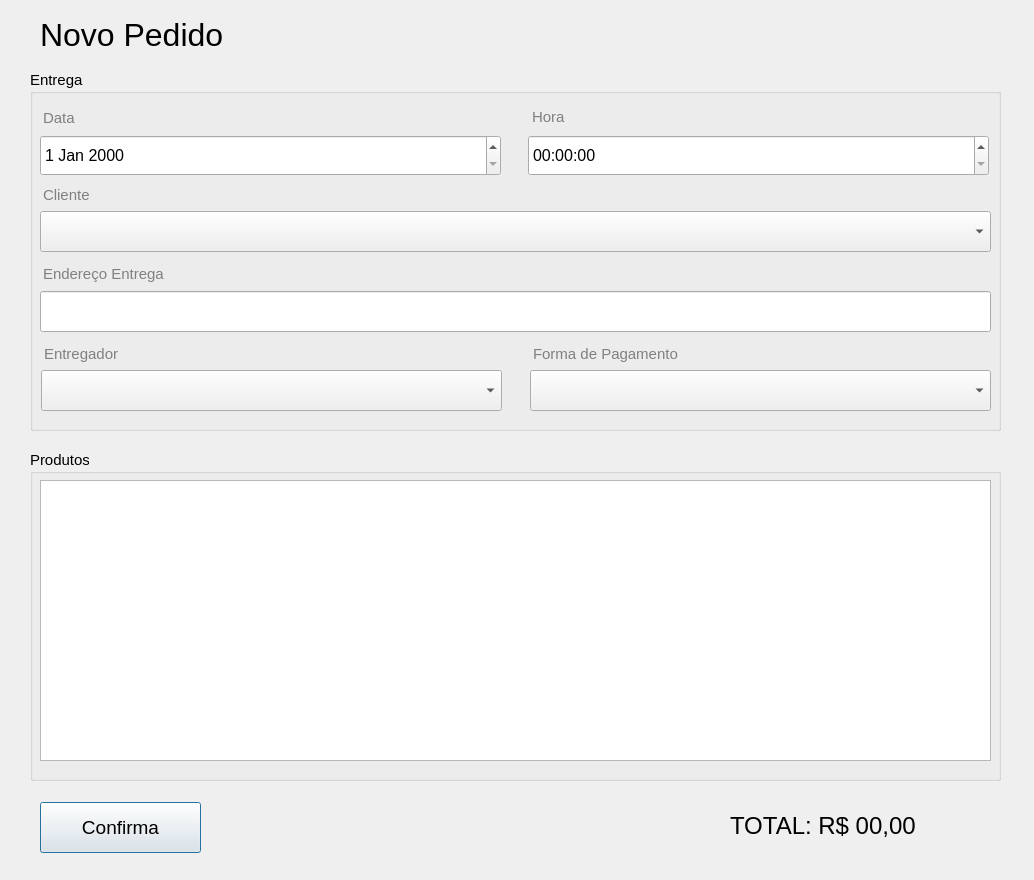
Before: the Qt Designer form novo_pedido.ui in DanPS-SM/app_delivery_2, drawn with Qt 5.
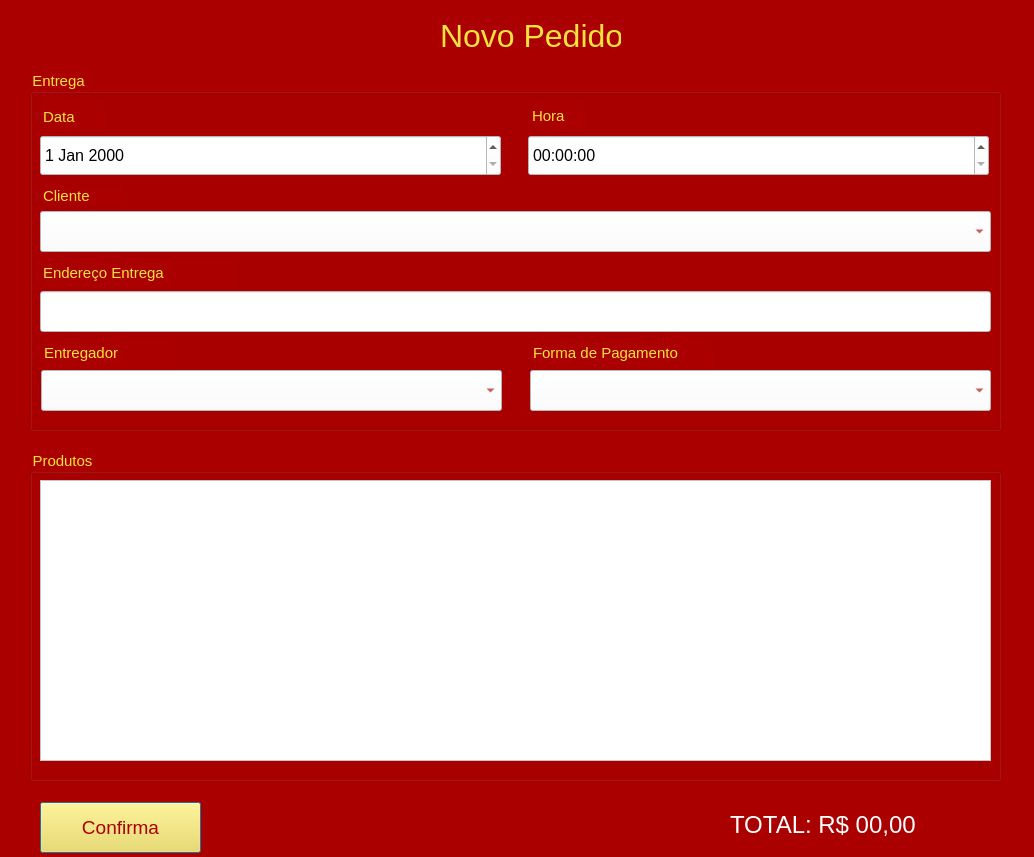
After: the same form once the commit is applied.

What changed in the file:
```diff
--- a/novo_pedido.ui
+++ b/novo_pedido.ui
@@ -7,12 +7,15 @@
     <x>0</x>
     <y>0</y>
     <width>1034</width>
-    <height>880</height>
+    <height>857</height>
    </rect>
   </property>
   <property name="windowTitle">
    <string>Dialog</string>
   </property>
+  <property name="styleSheet">
+   <string notr="true">background-color: rgb(170, 0, 0);</string>
+  </property>
   <widget class="QPushButton" name="pushButton">
    <property name="geometry">
     <rect>
@@ -22,11 +25,132 @@
      <height>51</height>
     </rect>
    </property>
+   <property name="palette">
+    <palette>
+     <active>
+      <colorrole role="Button">
+       <brush brushstyle="SolidPattern">
+        <color alpha="255">
+         <red>255</red>
+         <green>226</green>
+         <blue>62</blue>
+        </color>
+       </brush>
+      </colorrole>
+      <colorrole role="ButtonText">
+       <brush brushstyle="SolidPattern">
+        <color alpha="255">
+         <red>170</red>
+         <green>0</green>
+         <blue>0</blue>
+        </color>
+       </brush>
+      </colorrole>
+      <colorrole role="Base">
+       <brush brushstyle="SolidPattern">
+        <color alpha="255">
+         <red>255</red>
+         <green>226</green>
+         <blue>62</blue>
+        </color>
+       </brush>
+      </colorrole>
+      <colorrole role="Window">
+       <brush brushstyle="SolidPattern">
+        <color alpha="255">
+         <red>255</red>
+         <green>226</green>
+         <blue>62</blue>
+        </color>
+       </brush>
+      </colorrole>
+     </active>
+     <inactive>
+      <colorrole role="Button">
+       <brush brushstyle="SolidPattern">
+        <color alpha="255">
+         <red>255</red>
+         <green>226</green>
+         <blue>62</blue>
+        </color>
+       </brush>
+      </colorrole>
+      <colorrole role="ButtonText">
+       <brush brushstyle="SolidPattern">
+        <color alpha="255">
+         <red>170</red>
+         <green>0</green>
+         <blue>0</blue>
+        </color>
+       </brush>
+      </colorrole>
+      <colorrole role="Base">
+       <brush brushstyle="SolidPattern">
+        <color alpha="255">
+         <red>255</red>
+         <green>226</green>
+         <blue>62</blue>
+        </color>
+       </brush>
+      </colorrole>
+      <colorrole role="Window">
+       <brush brushstyle="SolidPattern">
+        <color alpha="255">
+         <red>255</red>
+         <green>226</green>
+         <blue>62</blue>
+        </color>
+       </brush>
+      </colorrole>
+     </inactive>
+     <disabled>
+      <colorrole role="Button">
+       <brush brushstyle="SolidPattern">
+        <color alpha="255">
+         <red>255</red>
+         <green>226</green>
+         <blue>62</blue>
+        </color>
+       </brush>
+      </colorrole>
+      <colorrole role="ButtonText">
+       <brush brushstyle="SolidPattern">
+        <color alpha="255">
+         <red>120</red>
+         <green>120</green>
+         <blue>120</blue>
+        </color>
+       </brush>
+      </colorrole>
+      <colorrole role="Base">
+       <brush brushstyle="SolidPattern">
+        <color alpha="255">
+         <red>255</red>
+         <green>226</green>
+         <blue>62</blue>
+        </color>
+       </brush>
+      </colorrole>
+      <colorrole role="Window">
+       <brush brushstyle="SolidPattern">
+        <color alpha="255">
+         <red>255</red>
+         <green>226</green>
+         <blue>62</blue>
+        </color>
+       </brush>
+      </colorrole>
+     </disabled>
+    </palette>
+   </property>
    <property name="font">
     <font>
      <pointsize>14</pointsize>
     </font>
    </property>
+   <property name="styleSheet">
+    <string notr="true">background-color: rgb(255, 226, 62);</string>
+   </property>
    <property name="text">
     <string>Confirma</string>
    </property>
@@ -46,18 +170,136 @@
     </font>
    </property>
    <property name="text">
-    <string>TOTAL: R$ 00,00</string>
+    <string>&lt;html&gt;&lt;head/&gt;&lt;body&gt;&lt;p&gt;&lt;span style=&quot; color:#ffffff;&quot;&gt;TOTAL: R$ 00,00&lt;/span&gt;&lt;/p&gt;&lt;/body&gt;&lt;/html&gt;</string>
    </property>
   </widget>
   <widget class="QLabel" name="label_9">
    <property name="geometry">
     <rect>
-     <x>40</x>
-     <y>4</y>
-     <width>301</width>
-     <height>61</height>
+     <x>440</x>
+     <y>10</y>
+     <width>181</width>
+     <height>51</height>
     </rect>
    </property>
+   <property name="palette">
+    <palette>
+     <active>
+      <colorrole role="WindowText">
+       <brush brushstyle="SolidPattern">
+        <color alpha="255">
+         <red>255</red>
+         <green>226</green>
+         <blue>62</blue>
+        </color>
+       </brush>
+      </colorrole>
+      <colorrole role="Button">
+       <brush brushstyle="SolidPattern">
+        <color alpha="255">
+         <red>170</red>
+         <green>0</green>
+         <blue>0</blue>
+        </color>
+       </brush>
+      </colorrole>
+      <colorrole role="Base">
+       <brush brushstyle="SolidPattern">
+        <color alpha="255">
+         <red>170</red>
+         <green>0</green>
+         <blue>0</blue>
+        </color>
+       </brush>
+      </colorrole>
+      <colorrole role="Window">
+       <brush brushstyle="SolidPattern">
+        <color alpha="255">
+         <red>170</red>
+         <green>0</green>
+         <blue>0</blue>
+        </color>
+       </brush>
+      </colorrole>
+     </active>
+     <inactive>
+      <colorrole role="WindowText">
+       <brush brushstyle="SolidPattern">
+        <color alpha="255">
+         <red>255</red>
+         <green>226</green>
+         <blue>62</blue>
+        </color>
+       </brush>
+      </colorrole>
+      <colorrole role="Button">
+       <brush brushstyle="SolidPattern">
+        <color alpha="255">
+         <red>170</red>
+         <green>0</green>
+         <blue>0</blue>
+        </color>
+       </brush>
+      </colorrole>
+      <colorrole role="Base">
+       <brush brushstyle="SolidPattern">
+        <color alpha="255">
+         <red>170</red>
+         <green>0</green>
+         <blue>0</blue>
+        </color>
+       </brush>
+      </colorrole>
+      <colorrole role="Window">
+       <brush brushstyle="SolidPattern">
+        <color alpha="255">
+         <red>170</red>
+         <green>0</green>
+         <blue>0</blue>
+        </color>
+       </brush>
+      </colorrole>
+     </inactive>
+     <disabled>
+      <colorrole role="WindowText">
+       <brush brushstyle="SolidPattern">
+        <color alpha="255">
+         <red>120</red>
+         <green>120</green>
+         <blue>120</blue>
+        </color>
+       </brush>
+      </colorrole>
+      <colorrole role="Button">
+       <brush brushstyle="SolidPattern">
+        <color alpha="255">
+         <red>170</red>
+         <green>0</green>
+         <blue>0</blue>
+        </color>
+       </brush>
+      </colorrole>
+      <colorrole role="Base">
+       <brush brushstyle="SolidPattern">
+        <color alpha="255">
+         <red>170</red>
+         <green>0</green>
+         <blue>0</blue>
+        </color>
+       </brush>
+      </colorrole>
+      <colorrole role="Window">
+       <brush brushstyle="SolidPattern">
+        <color alpha="255">
+         <red>170</red>
+         <green>0</green>
+         <blue>0</blue>
+        </color>
+       </brush>
+      </colorrole>
+     </disabled>
+    </palette>
+   </property>
    <property name="font">
     <font>
      <pointsize>24</pointsize>
@@ -76,6 +318,124 @@
      <height>361</height>
     </rect>
    </property>
+   <property name="palette">
+    <palette>
+     <active>
+      <colorrole role="WindowText">
+       <brush brushstyle="SolidPattern">
+        <color alpha="255">
+         <red>255</red>
+         <green>226</green>
+         <blue>62</blue>
+        </color>
+       </brush>
+      </colorrole>
+      <colorrole role="Button">
+       <brush brushstyle="SolidPattern">
+        <color alpha="255">
+         <red>170</red>
+         <green>0</green>
+         <blue>0</blue>
+        </color>
+       </brush>
+      </colorrole>
+      <colorrole role="Base">
+       <brush brushstyle="SolidPattern">
+        <color alpha="255">
+         <red>170</red>
+         <green>0</green>
+         <blue>0</blue>
+        </color>
+       </brush>
+      </colorrole>
+      <colorrole role="Window">
+       <brush brushstyle="SolidPattern">
+        <color alpha="255">
+         <red>170</red>
+         <green>0</green>
+         <blue>0</blue>
+        </color>
+       </brush>
+      </colorrole>
+     </active>
+     <inactive>
+      <colorrole role="WindowText">
+       <brush brushstyle="SolidPattern">
+        <color alpha="255">
+         <red>255</red>
+         <green>226</green>
+         <blue>62</blue>
+        </color>
+       </brush>
+      </colorrole>
+      <colorrole role="Button">
+       <brush brushstyle="SolidPattern">
+        <color alpha="255">
+         <red>170</red>
+         <green>0</green>
+         <blue>0</blue>
+        </color>
+       </brush>
+      </colorrole>
+      <colorrole role="Base">
+       <brush brushstyle="SolidPattern">
+        <color alpha="255">
+         <red>170</red>
+         <green>0</green>
+         <blue>0</blue>
+        </color>
+       </brush>
+      </colorrole>
+      <colorrole role="Window">
+       <brush brushstyle="SolidPattern">
+        <color alpha="255">
+         <red>170</red>
+         <green>0</green>
+         <blue>0</blue>
+        </color>
+       </brush>
+      </colorrole>
+     </inactive>
+     <disabled>
+      <colorrole role="WindowText">
+       <brush brushstyle="SolidPattern">
+        <color alpha="255">
+         <red>120</red>
+         <green>120</green>
+         <blue>120</blue>
+        </color>
+       </brush>
+      </colorrole>
+      <colorrole role="Button">
+       <brush brushstyle="SolidPattern">
+        <color alpha="255">
+         <red>170</red>
+         <green>0</green>
+         <blue>0</blue>
+        </color>
+       </brush>
+      </colorrole>
+      <colorrole role="Base">
+       <brush brushstyle="SolidPattern">
+        <color alpha="255">
+         <red>170</red>
+         <green>0</green>
+         <blue>0</blue>
+        </color>
+       </brush>
+      </colorrole>
+      <colorrole role="Window">
+       <brush brushstyle="SolidPattern">
+        <color alpha="255">
+         <red>170</red>
+         <green>0</green>
+         <blue>0</blue>
+        </color>
+       </brush>
+      </colorrole>
+     </disabled>
+    </palette>
+   </property>
    <property name="font">
     <font>
      <pointsize>11</pointsize>
@@ -93,11 +453,159 @@
       <height>41</height>
      </rect>
     </property>
+    <property name="palette">
+     <palette>
+      <active>
+       <colorrole role="Button">
+        <brush brushstyle="SolidPattern">
+         <color alpha="255">
+          <red>255</red>
+          <green>255</green>
+          <blue>255</blue>
+         </color>
+        </brush>
+       </colorrole>
+       <colorrole role="BrightText">
+        <brush brushstyle="SolidPattern">
+         <color alpha="255">
+          <red>170</red>
+          <green>0</green>
+          <blue>0</blue>
+         </color>
+        </brush>
+       </colorrole>
+       <colorrole role="ButtonText">
+        <brush brushstyle="SolidPattern">
+         <color alpha="255">
+          <red>170</red>
+          <green>0</green>
+          <blue>0</blue>
+         </color>
+        </brush>
+       </colorrole>
+       <colorrole role="Base">
+        <brush brushstyle="SolidPattern">
+         <color alpha="255">
+          <red>255</red>
+          <green>255</green>
+          <blue>255</blue>
+         </color>
+        </brush>
+       </colorrole>
+       <colorrole role="Window">
+        <brush brushstyle="SolidPattern">
+         <color alpha="255">
+          <red>255</red>
+          <green>255</green>
+          <blue>255</blue>
+         </color>
+        </brush>
+       </colorrole>
+      </active>
+      <inactive>
+       <colorrole role="Button">
+        <brush brushstyle="SolidPattern">
+         <color alpha="255">
+          <red>255</red>
+          <green>255</green>
+          <blue>255</blue>
+         </color>
+        </brush>
+       </colorrole>
+       <colorrole role="BrightText">
+        <brush brushstyle="SolidPattern">
+         <color alpha="255">
+          <red>170</red>
+          <green>0</green>
+          <blue>0</blue>
+         </color>
+        </brush>
+       </colorrole>
+       <colorrole role="ButtonText">
+        <brush brushstyle="SolidPattern">
+         <color alpha="255">
+          <red>170</red>
+          <green>0</green>
+          <blue>0</blue>
+         </color>
+        </brush>
+       </colorrole>
+       <colorrole role="Base">
+        <brush brushstyle="SolidPattern">
+         <color alpha="255">
+          <red>255</red>
+          <green>255</green>
+          <blue>255</blue>
+         </color>
+        </brush>
+       </colorrole>
+       <colorrole role="Window">
+        <brush brushstyle="SolidPattern">
+         <color alpha="255">
+          <red>255</red>
+          <green>255</green>
+          <blue>255</blue>
+         </color>
+        </brush>
+       </colorrole>
+      </inactive>
+      <disabled>
+       <colorrole role="Button">
+        <brush brushstyle="SolidPattern">
+         <color alpha="255">
+          <red>255</red>
+          <green>255</green>
+          <blue>255</blue>
+         </color>
+        </brush>
+       </colorrole>
+       <colorrole role="BrightText">
+        <brush brushstyle="SolidPattern">
+         <color alpha="255">
+          <red>170</red>
+          <green>0</green>
+          <blue>0</blue>
+         </color>
+        </brush>
+       </colorrole>
+       <colorrole role="ButtonText">
+        <brush brushstyle="SolidPattern">
+         <color alpha="255">
+          <red>170</red>
+          <green>0</green>
+          <blue>0</blue>
+         </color>
+        </brush>
+       </colorrole>
+       <colorrole role="Base">
+        <brush brushstyle="SolidPattern">
+         <color alpha="255">
+          <red>255</red>
+          <green>255</green>
+          <blue>255</blue>
+         </color>
+        </brush>
+       </colorrole>
+       <colorrole role="Window">
+        <brush brushstyle="SolidPattern">
+         <color alpha="255">
+          <red>255</red>
+          <green>255</green>
+          <blue>255</blue>
+         </color>
+        </brush>
+       </colorrole>
+      </disabled>
+     </palette>
+    </property>
     <property name="font">
      <font>
       <pointsize>12</pointsize>
      </font>
     </property>
+    <property name="styleSheet">
+     <string notr="true">background-color: rgb(255, 255, 255);</string>
+    </property>
    </widget>
    <widget class="QLabel" name="label_4">
     <property name="geometry">
@@ -117,7 +625,7 @@
      <string notr="true">color:gray;</string>
     </property>
     <property name="text">
-     <string>Hora</string>
+     <string>&lt;html&gt;&lt;head/&gt;&lt;body&gt;&lt;p&gt;&lt;span style=&quot; color:#ffe23e;&quot;&gt;Hora&lt;/span&gt;&lt;/p&gt;&lt;/body&gt;&lt;/html&gt;</string>
     </property>
    </widget>
    <widget class="QLabel" name="label">
@@ -138,7 +646,7 @@
      <string notr="true">color:gray;</string>
     </property>
     <property name="text">
-     <string>Data</string>
+     <string>&lt;html&gt;&lt;head/&gt;&lt;body&gt;&lt;p&gt;&lt;span style=&quot; color:#ffe23e;&quot;&gt;Data&lt;/span&gt;&lt;/p&gt;&lt;/body&gt;&lt;/html&gt;</string>
     </property>
    </widget>
    <widget class="QLabel" name="label_7">
@@ -159,7 +667,7 @@
      <string notr="true">color:gray;</string>
     </property>
     <property name="text">
-     <string>Forma de Pagamento</string>
+     <string>&lt;html&gt;&lt;head/&gt;&lt;body&gt;&lt;p&gt;&lt;span style=&quot; color:#ffe23e;&quot;&gt;Forma de Pagamento&lt;/span&gt;&lt;/p&gt;&lt;/body&gt;&lt;/html&gt;</string>
     </property>
    </widget>
    <widget class="QLabel" name="label_2">
@@ -171,6 +679,259 @@
       <height>16</height>
      </rect>
     </property>
+    <property name="palette">
+     <palette>
+      <active>
+       <colorrole role="WindowText">
+        <brush brushstyle="SolidPattern">
+         <color alpha="255">
+          <red>128</red>
+          <green>128</green>
+          <blue>128</blue>
+         </color>
+        </brush>
+       </colorrole>
+       <colorrole role="Button">
+        <brush brushstyle="SolidPattern">
+         <color alpha="255">
+          <red>170</red>
+          <green>0</green>
+          <blue>0</blue>
+         </color>
+        </brush>
+       </colorrole>
+       <colorrole role="Dark">
+        <brush brushstyle="SolidPattern">
+         <color alpha="255">
+          <red>255</red>
+          <green>226</green>
+          <blue>62</blue>
+         </color>
+        </brush>
+       </colorrole>
+       <colorrole role="Mid">
+        <brush brushstyle="SolidPattern">
+         <color alpha="255">
+          <red>255</red>
+          <green>226</green>
+          <blue>62</blue>
+         </color>
+        </brush>
+       </colorrole>
+       <colorrole role="Text">
+        <brush brushstyle="SolidPattern">
+         <color alpha="255">
+          <red>128</red>
+          <green>128</green>
+          <blue>128</blue>
+         </color>
+        </brush>
+       </colorrole>
+       <colorrole role="ButtonText">
+        <brush brushstyle="SolidPattern">
+         <color alpha="255">
+          <red>128</red>
+          <green>128</green>
+          <blue>128</blue>
+         </color>
+        </brush>
+       </colorrole>
+       <colorrole role="Base">
+        <brush brushstyle="SolidPattern">
+         <color alpha="255">
+          <red>170</red>
+          <green>0</green>
+          <blue>0</blue>
+         </color>
+        </brush>
+       </colorrole>
+       <colorrole role="Window">
+        <brush brushstyle="SolidPattern">
+         <color alpha="255">
+          <red>170</red>
+          <green>0</green>
+          <blue>0</blue>
+         </color>
+        </brush>
+       </colorrole>
+       <colorrole role="Shadow">
+        <brush brushstyle="SolidPattern">
+         <color alpha="255">
+          <red>255</red>
+          <green>226</green>
+          <blue>62</blue>
+         </color>
+        </brush>
+       </colorrole>
+      </active>
+      <inactive>
+       <colorrole role="WindowText">
+        <brush brushstyle="SolidPattern">
+         <color alpha="255">
+          <red>128</red>
+          <green>128</green>
+          <blue>128</blue>
+         </color>
+        </brush>
+       </colorrole>
+       <colorrole role="Button">
+        <brush brushstyle="SolidPattern">
+         <color alpha="255">
+          <red>170</red>
+          <green>0</green>
+          <blue>0</blue>
+         </color>
+        </brush>
+       </colorrole>
+       <colorrole role="Dark">
+        <brush brushstyle="SolidPattern">
+         <color alpha="255">
+          <red>255</red>
+          <green>226</green>
+          <blue>62</blue>
+         </color>
+        </brush>
+       </colorrole>
+       <colorrole role="Mid">
+        <brush brushstyle="SolidPattern">
+         <color alpha="255">
+          <red>255</red>
+          <green>226</green>
+          <blue>62</blue>
+         </color>
+        </brush>
+       </colorrole>
+       <colorrole role="Text">
+        <brush brushstyle="SolidPattern">
+         <color alpha="255">
+          <red>128</red>
+          <green>128</green>
+          <blue>128</blue>
+         </color>
+        </brush>
+       </colorrole>
+       <colorrole role="ButtonText">
+        <brush brushstyle="SolidPattern">
+         <color alpha="255">
+          <red>128</red>
+          <green>128</green>
+          <blue>128</blue>
+         </color>
+        </brush>
+       </colorrole>
+       <colorrole role="Base">
+        <brush brushstyle="SolidPattern">
+         <color alpha="255">
+          <red>170</red>
+          <green>0</green>
+          <blue>0</blue>
+         </color>
+        </brush>
+       </colorrole>
+       <colorrole role="Window">
+        <brush brushstyle="SolidPattern">
+         <color alpha="255">
+          <red>170</red>
+          <green>0</green>
+          <blue>0</blue>
+         </color>
+        </brush>
+       </colorrole>
+       <colorrole role="Shadow">
+        <brush brushstyle="SolidPattern">
+         <color alpha="255">
+          <red>255</red>
+          <green>226</green>
+          <blue>62</blue>
+         </color>
+        </brush>
+       </colorrole>
+      </inactive>
+      <disabled>
+       <colorrole role="WindowText">
+        <brush brushstyle="SolidPattern">
+         <color alpha="255">
+          <red>128</red>
+          <green>128</green>
+          <blue>128</blue>
+         </color>
+        </brush>
+       </colorrole>
+       <colorrole role="Button">
+        <brush brushstyle="SolidPattern">
+         <color alpha="255">
+          <red>170</red>
+          <green>0</green>
+          <blue>0</blue>
+         </color>
+        </brush>
+       </colorrole>
+       <colorrole role="Dark">
+        <brush brushstyle="SolidPattern">
+         <color alpha="255">
+          <red>255</red>
+          <green>226</green>
+          <blue>62</blue>
+         </color>
+        </brush>
+       </colorrole>
+       <colorrole role="Mid">
+        <brush brushstyle="SolidPattern">
+         <color alpha="255">
+          <red>255</red>
+          <green>226</green>
+          <blue>62</blue>
+         </color>
+        </brush>
+       </colorrole>
+       <colorrole role="Text">
+        <brush brushstyle="SolidPattern">
+         <color alpha="255">
+          <red>128</red>
+          <green>128</green>
+          <blue>128</blue>
+         </color>
+        </brush>
+       </colorrole>
+       <colorrole role="ButtonText">
+        <brush brushstyle="SolidPattern">
+         <color alpha="255">
+          <red>128</red>
+          <green>128</green>
+          <blue>128</blue>
+         </color>
+        </brush>
+       </colorrole>
+       <colorrole role="Base">
+        <brush brushstyle="SolidPattern">
+         <color alpha="255">
+          <red>170</red>
+          <green>0</green>
+          <blue>0</blue>
+         </color>
+        </brush>
+       </colorrole>
+       <colorrole role="Window">
+        <brush brushstyle="SolidPattern">
+         <color alpha="255">
+          <red>170</red>
+          <green>0</green>
+          <blue>0</blue>
+         </color>
+        </brush>
+       </colorrole>
+       <colorrole role="Shadow">
+        <brush brushstyle="SolidPattern">
+         <color alpha="255">
+          <red>255</red>
+          <green>226</green>
+          <blue>62</blue>
+         </color>
+        </brush>
+       </colorrole>
+      </disabled>
+     </palette>
+    </property>
     <property name="font">
      <font>
       <pointsize>11</pointsize>
@@ -180,7 +941,7 @@
      <string notr="true">color:gray;</string>
     </property>
     <property name="text">
-     <string>Cliente</string>
+     <string>&lt;html&gt;&lt;head/&gt;&lt;body&gt;&lt;p&gt;&lt;span style=&quot; color:#ffe23e;&quot;&gt;Cliente&lt;/span&gt;&lt;/p&gt;&lt;/body&gt;&lt;/html&gt;</string>
     </property>
    </widget>
    <widget class="QComboBox" name="comboBox_3">
@@ -192,11 +953,159 @@
       <height>41</height>
      </rect>
     </property>
+    <property name="palette">
+     <palette>
+      <active>
+       <colorrole role="Button">
+        <brush brushstyle="SolidPattern">
+         <color alpha="255">
+          <red>255</red>
+          <green>255</green>
+          <blue>255</blue>
+         </color>
+        </brush>
+       </colorrole>
+       <colorrole role="BrightText">
+        <brush brushstyle="SolidPattern">
+         <color alpha="255">
+          <red>170</red>
+          <green>0</green>
+          <blue>0</blue>
+         </color>
+        </brush>
+       </colorrole>
+       <colorrole role="ButtonText">
+        <brush brushstyle="SolidPattern">
+         <color alpha="255">
+          <red>170</red>
+          <green>0</green>
+          <blue>0</blue>
+         </color>
+        </brush>
+       </colorrole>
+       <colorrole role="Base">
+        <brush brushstyle="SolidPattern">
+         <color alpha="255">
+          <red>255</red>
+          <green>255</green>
+          <blue>255</blue>
+         </color>
+        </brush>
+       </colorrole>
+       <colorrole role="Window">
+        <brush brushstyle="SolidPattern">
+         <color alpha="255">
+          <red>255</red>
+          <green>255</green>
+          <blue>255</blue>
+         </color>
+        </brush>
+       </colorrole>
+      </active>
+      <inactive>
+       <colorrole role="Button">
+        <brush brushstyle="SolidPattern">
+         <color alpha="255">
+          <red>255</red>
+          <green>255</green>
+          <blue>255</blue>
+         </color>
+        </brush>
+       </colorrole>
+       <colorrole role="BrightText">
+        <brush brushstyle="SolidPattern">
+         <color alpha="255">
+          <red>170</red>
+          <green>0</green>
+          <blue>0</blue>
+         </color>
+        </brush>
+       </colorrole>
+       <colorrole role="ButtonText">
+        <brush brushstyle="SolidPattern">
+         <color alpha="255">
+          <red>170</red>
+          <green>0</green>
+          <blue>0</blue>
+         </color>
+        </brush>
+       </colorrole>
+       <colorrole role="Base">
+        <brush brushstyle="SolidPattern">
+         <color alpha="255">
+          <red>255</red>
+          <green>255</green>
+          <blue>255</blue>
+         </color>
+        </brush>
+       </colorrole>
+       <colorrole role="Window">
+        <brush brushstyle="SolidPattern">
+         <color alpha="255">
+          <red>255</red>
+          <green>255</green>
+          <blue>255</blue>
+         </color>
+        </brush>
+       </colorrole>
+      </inactive>
+      <disabled>
+       <colorrole role="Button">
+        <brush brushstyle="SolidPattern">
+         <color alpha="255">
+          <red>255</red>
+          <green>255</green>
+          <blue>255</blue>
+         </color>
+        </brush>
+       </colorrole>
+       <colorrole role="BrightText">
+        <brush brushstyle="SolidPattern">
+         <color alpha="255">
+          <red>170</red>
+          <green>0</green>
+          <blue>0</blue>
+         </color>
+        </brush>
+       </colorrole>
+       <colorrole role="ButtonText">
+        <brush brushstyle="SolidPattern">
+         <color alpha="255">
+          <red>120</red>
+          <green>120</green>
+          <blue>120</blue>
+         </color>
+        </brush>
+       </colorrole>
+       <colorrole role="Base">
+        <brush brushstyle="SolidPattern">
+         <color alpha="255">
+          <red>255</red>
+          <green>255</green>
+          <blue>255</blue>
+         </color>
+        </brush>
+       </colorrole>
+       <colorrole role="Window">
+        <brush brushstyle="SolidPattern">
+         <color alpha="255">
+          <red>255</red>
+          <green>255</green>
+          <blue>255</blue>
+         </color>
+        </brush>
+       </colorrole>
+      </disabled>
+     </palette>
+    </property>
     <property name="font">
      <font>
       <pointsize>12</pointsize>
      </font>
     </property>
+    <property name="styleSheet">
+     <string notr="true">background-color: rgb(255, 255, 255);</string>
+    </property>
    </widget>
    <widget class="QTimeEdit" name="timeEdit">
     <property name="geometry">
@@ -207,11 +1116,105 @@
       <height>41</height>
      </rect>
     </property>
+    <property name="palette">
+     <palette>
+      <active>
+       <colorrole role="Button">
+        <brush brushstyle="SolidPattern">
+         <color alpha="255">
+          <red>255</red>
+          <green>255</green>
+          <blue>255</blue>
+         </color>
+        </brush>
+       </colorrole>
+       <colorrole role="Base">
+        <brush brushstyle="SolidPattern">
+         <color alpha="255">
+          <red>255</red>
+          <green>255</green>
+          <blue>255</blue>
+         </color>
+        </brush>
+       </colorrole>
+       <colorrole role="Window">
+        <brush brushstyle="SolidPattern">
+         <color alpha="255">
+          <red>255</red>
+          <green>255</green>
+          <blue>255</blue>
+         </color>
+        </brush>
+       </colorrole>
+      </active>
+      <inactive>
+       <colorrole role="Button">
+        <brush brushstyle="SolidPattern">
+         <color alpha="255">
+          <red>255</red>
+          <green>255</green>
+          <blue>255</blue>
+         </color>
+        </brush>
+       </colorrole>
+       <colorrole role="Base">
+        <brush brushstyle="SolidPattern">
+         <color alpha="255">
+          <red>255</red>
+          <green>255</green>
+          <blue>255</blue>
+         </color>
+        </brush>
+       </colorrole>
+       <colorrole role="Window">
+        <brush brushstyle="SolidPattern">
+         <color alpha="255">
+          <red>255</red>
+          <green>255</green>
+          <blue>255</blue>
+         </color>
+        </brush>
+       </colorrole>
+      </inactive>
+      <disabled>
+       <colorrole role="Button">
+        <brush brushstyle="SolidPattern">
+         <color alpha="255">
+          <red>255</red>
+          <green>255</green>
+          <blue>255</blue>
+         </color>
+        </brush>
+       </colorrole>
+       <colorrole role="Base">
+        <brush brushstyle="SolidPattern">
+         <color alpha="255">
+          <red>255</red>
+          <green>255</green>
+          <blue>255</blue>
+         </color>
+        </brush>
+       </colorrole>
+       <colorrole role="Window">
+        <brush brushstyle="SolidPattern">
+         <color alpha="255">
+          <red>255</red>
+          <green>255</green>
+          <blue>255</blue>
+         </color>
+        </brush>
+       </colorrole>
+      </disabled>
+     </palette>
+    </property>
     <property name="font">
      <font>
       <pointsize>12</pointsize>
      </font>
     </property>
+    <property name="styleSheet">
+     <string notr="true">background-color: rgb(255, 255, 255);</string>
+    </property>
    </widget>
    <widget class="QLabel" name="label_3">
     <property name="geometry">
@@ -231,7 +1234,7 @@
      <string notr="true">color:gray;</string>
     </property>
     <property name="text">
-     <string>Endereço Entrega</string>
+     <string>&lt;html&gt;&lt;head/&gt;&lt;body&gt;&lt;p&gt;&lt;span style=&quot; color:#ffe23e;&quot;&gt;Endereço Entrega&lt;/span&gt;&lt;/p&gt;&lt;/body&gt;&lt;/html&gt;</string>
     </property>
    </widget>
    <widget class="QDateEdit" name="dateEdit">
@@ -243,11 +1246,105 @@
       <height>41</height>
      </rect>
     </property>
+    <property name="palette">
+     <palette>
+      <active>
+       <colorrole role="Button">
+        <brush brushstyle="SolidPattern">
+         <color alpha="255">
+          <red>255</red>
+          <green>255</green>
+          <blue>255</blue>
+         </color>
+        </brush>
+       </colorrole>
+       <colorrole role="Base">
+        <brush brushstyle="SolidPattern">
+         <color alpha="255">
+          <red>255</red>
+          <green>255</green>
+          <blue>255</blue>
+         </color>
+        </brush>
+       </colorrole>
+       <colorrole role="Window">
+        <brush brushstyle="SolidPattern">
+         <color alpha="255">
+          <red>255</red>
+          <green>255</green>
+          <blue>255</blue>
+         </color>
+        </brush>
+       </colorrole>
+      </active>
+      <inactive>
+       <colorrole role="Button">
+        <brush brushstyle="SolidPattern">
+         <color alpha="255">
+          <red>255</red>
+          <green>255</green>
+          <blue>255</blue>
+         </color>
+        </brush>
+       </colorrole>
+       <colorrole role="Base">
+        <brush brushstyle="SolidPattern">
+         <color alpha="255">
+          <red>255</red>
+          <green>255</green>
+          <blue>255</blue>
+         </color>
+        </brush>
+       </colorrole>
+       <colorrole role="Window">
+        <brush brushstyle="SolidPattern">
+         <color alpha="255">
+          <red>255</red>
+          <green>255</green>
+          <blue>255</blue>
+         </color>
+        </brush>
+       </colorrole>
+      </inactive>
+      <disabled>
+       <colorrole role="Button">
+        <brush brushstyle="SolidPattern">
+         <color alpha="255">
+          <red>255</red>
+          <green>255</green>
+          <blue>255</blue>
+         </color>
+        </brush>
+       </colorrole>
+       <colorrole role="Base">
+        <brush brushstyle="SolidPattern">
+         <color alpha="255">
+          <red>255</red>
+          <green>255</green>
+          <blue>255</blue>
+         </color>
+        </brush>
+       </colorrole>
+       <colorrole role="Window">
+        <brush brushstyle="SolidPattern">
+         <color alpha="255">
+          <red>255</red>
+          <green>255</green>
+          <blue>255</blue>
+         </color>
+        </brush>
+       </colorrole>
+      </disabled>
+     </palette>
+    </property>
     <property name="font">
      <font>
       <pointsize>12</pointsize>
      </font>
     </property>
+    <property name="styleSheet">
+     <string notr="true">background-color: rgb(255, 255, 255);</string>
+    </property>
    </widget>
    <widget class="QLineEdit" name="lineEdit_2">
     <property name="geometry">
@@ -263,6 +1360,9 @@
       <pointsize>12</pointsize>
      </font>
     </property>
+    <property name="styleSheet">
+     <string notr="true">background-color: rgb(255, 255, 255);</string>
+    </property>
    </widget>
    <widget class="QLabel" name="label_5">
     <property name="geometry">
@@ -282,7 +1382,7 @@
      <string notr="true">color:gray;</string>
     </property>
     <property name="text">
-     <string>Entregador</string>
+     <string>&lt;html&gt;&lt;head/&gt;&lt;body&gt;&lt;p&gt;&lt;span style=&quot; color:#ffe23e;&quot;&gt;Entregador&lt;/span&gt;&lt;/p&gt;&lt;/body&gt;&lt;/html&gt;</string>
     </property>
    </widget>
    <widget class="QComboBox" name="comboBox_2">
@@ -294,11 +1394,133 @@
       <height>41</height>
      </rect>
     </property>
+    <property name="palette">
+     <palette>
+      <active>
+       <colorrole role="Button">
+        <brush brushstyle="SolidPattern">
+         <color alpha="255">
+          <red>255</red>
+          <green>255</green>
+          <blue>255</blue>
+         </color>
+        </brush>
+       </colorrole>
+       <colorrole role="ButtonText">
+        <brush brushstyle="SolidPattern">
+         <color alpha="255">
+          <red>170</red>
+          <green>0</green>
+          <blue>0</blue>
+         </color>
+        </brush>
+       </colorrole>
+       <colorrole role="Base">
+        <brush brushstyle="SolidPattern">
+         <color alpha="255">
+          <red>255</red>
+          <green>255</green>
+          <blue>255</blue>
+         </color>
+        </brush>
+       </colorrole>
+       <colorrole role="Window">
+        <brush brushstyle="SolidPattern">
+         <color alpha="255">
+          <red>255</red>
+          <green>255</green>
+          <blue>255</blue>
+         </color>
+        </brush>
+       </colorrole>
+      </active>
+      <inactive>
+       <colorrole role="Button">
+        <brush brushstyle="SolidPattern">
+         <color alpha="255">
+          <red>255</red>
+          <green>255</green>
+          <blue>255</blue>
+         </color>
+        </brush>
+       </colorrole>
+       <colorrole role="ButtonText">
+        <brush brushstyle="SolidPattern">
+         <color alpha="255">
+          <red>170</red>
+          <green>0</green>
+          <blue>0</blue>
+         </color>
+        </brush>
+       </colorrole>
+       <colorrole role="Base">
+        <brush brushstyle="SolidPattern">
+         <color alpha="255">
+          <red>255</red>
+          <green>255</green>
+          <blue>255</blue>
+         </color>
+        </brush>
+       </colorrole>
+       <colorrole role="Window">
+        <brush brushstyle="SolidPattern">
+         <color alpha="255">
+          <red>255</red>
+          <green>255</green>
+          <blue>255</blue>
+         </color>
+        </brush>
+       </colorrole>
+      </inactive>
+      <disabled>
+       <colorrole role="Button">
+        <brush brushstyle="SolidPattern">
+         <color alpha="255">
+          <red>255</red>
+          <green>255</green>
+          <blue>255</blue>
+         </color>
+        </brush>
+       </colorrole>
+       <colorrole role="ButtonText">
+        <brush brushstyle="SolidPattern">
+         <color alpha="255">
+          <red>120</red>
+          <green>120</green>
+          <blue>120</blue>
+         </color>
+        </brush>
+       </colorrole>
+       <colorrole role="Base">
+        <brush brushstyle="SolidPattern">
+         <color alpha="255">
+          <red>255</red>
+          <green>255</green>
+          <blue>255</blue>
+         </color>
+        </brush>
+       </colorrole>
+       <colorrole role="Window">
+        <brush brushstyle="SolidPattern">
+         <color alpha="255">
+          <red>255</red>
+          <green>255</green>
+          <blue>255</blue>
+         </color>
+        </brush>
+       </colorrole>
+      </disabled>
+     </palette>
+    </property>
     <property name="font">
      <font>
       <pointsize>12</pointsize>
      </font>
     </property>
+    <property name="styleSheet">
+     <string notr="true">border-color: rgb(255, 255, 255);
+background-color: rgb(255, 255, 255);</string>
+    </property>
    </widget>
   </widget>
   <widget class="QGroupBox" name="groupBox_2">
@@ -310,6 +1532,124 @@
      <height>331</height>
     </rect>
    </property>
+   <property name="palette">
+    <palette>
+     <active>
+      <colorrole role="WindowText">
+       <brush brushstyle="SolidPattern">
+        <color alpha="255">
+         <red>255</red>
+         <green>226</green>
+         <blue>62</blue>
+        </color>
+       </brush>
+      </colorrole>
+      <colorrole role="Button">
+       <brush brushstyle="SolidPattern">
+        <color alpha="255">
+         <red>170</red>
+         <green>0</green>
+         <blue>0</blue>
+        </color>
+       </brush>
+      </colorrole>
+      <colorrole role="Base">
+       <brush brushstyle="SolidPattern">
+        <color alpha="255">
+         <red>170</red>
+         <green>0</green>
+         <blue>0</blue>
+        </color>
+       </brush>
+      </colorrole>
+      <colorrole role="Window">
+       <brush brushstyle="SolidPattern">
+        <color alpha="255">
+         <red>170</red>
+         <green>0</green>
+         <blue>0</blue>
+        </color>
+       </brush>
+      </colorrole>
+     </active>
+     <inactive>
+      <colorrole role="WindowText">
+       <brush brushstyle="SolidPattern">
+        <color alpha="255">
+         <red>255</red>
+         <green>226</green>
+         <blue>62</blue>
+        </color>
+       </brush>
+      </colorrole>
+      <colorrole role="Button">
+       <brush brushstyle="SolidPattern">
+        <color alpha="255">
+         <red>170</red>
+         <green>0</green>
+         <blue>0</blue>
+        </color>
+       </brush>
+      </colorrole>
+      <colorrole role="Base">
+       <brush brushstyle="SolidPattern">
+        <color alpha="255">
+         <red>170</red>
+         <green>0</green>
+         <blue>0</blue>
+        </color>
+       </brush>
+      </colorrole>
+      <colorrole role="Window">
+       <brush brushstyle="SolidPattern">
+        <color alpha="255">
+         <red>170</red>
+         <green>0</green>
+         <blue>0</blue>
+        </color>
+       </brush>
+      </colorrole>
+     </inactive>
+     <disabled>
+      <colorrole role="WindowText">
+       <brush brushstyle="SolidPattern">
+        <color alpha="255">
+         <red>120</red>
+         <green>120</green>
+         <blue>120</blue>
+        </color>
+       </brush>
+      </colorrole>
+      <colorrole role="Button">
+       <brush brushstyle="SolidPattern">
+        <color alpha="255">
+         <red>170</red>
+         <green>0</green>
+         <blue>0</blue>
+        </color>
+       </brush>
+      </colorrole>
+      <colorrole role="Base">
+       <brush brushstyle="SolidPattern">
+        <color alpha="255">
+         <red>170</red>
+         <green>0</green>
+         <blue>0</blue>
+        </color>
+       </brush>
+      </colorrole>
+      <colorrole role="Window">
+       <brush brushstyle="SolidPattern">
+        <color alpha="255">
+         <red>170</red>
+         <green>0</green>
+         <blue>0</blue>
+        </color>
+       </brush>
+      </colorrole>
+     </disabled>
+    </palette>
+   </property>
    <property name="font">
     <font>
      <pointsize>11</pointsize>
@@ -332,6 +1672,9 @@
       <pointsize>12</pointsize>
      </font>
     </property>
+    <property name="styleSheet">
+     <string notr="true">background-color: rgb(255, 255, 255);</string>
+    </property>
     <property name="gridStyle">
      <enum>Qt::DotLine</enum>
     </property>
```
